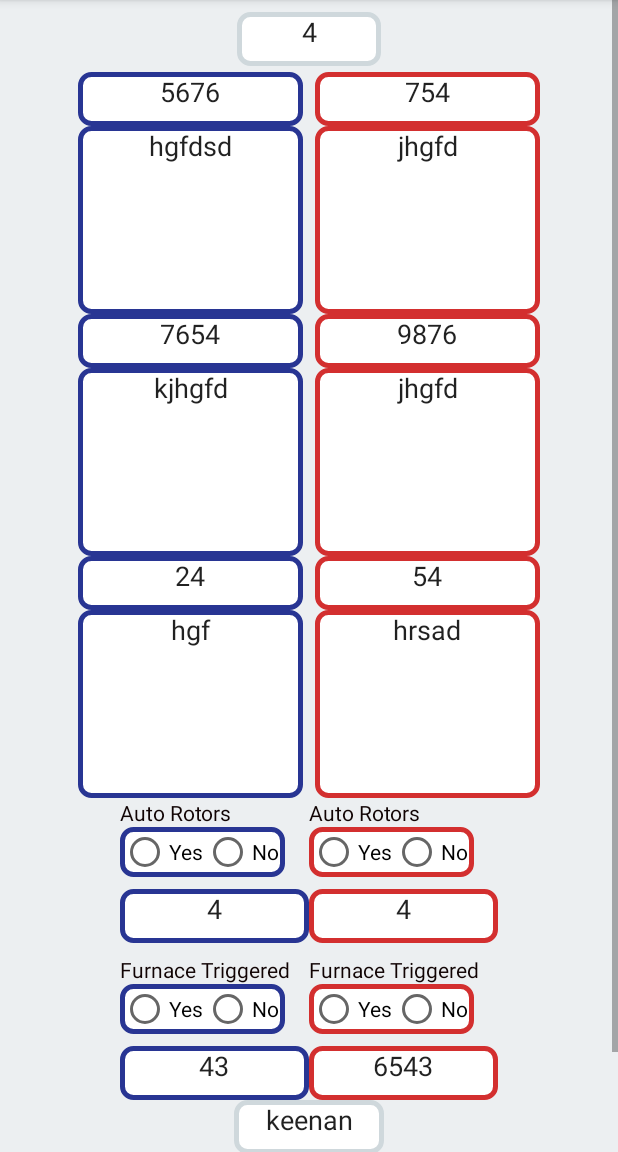
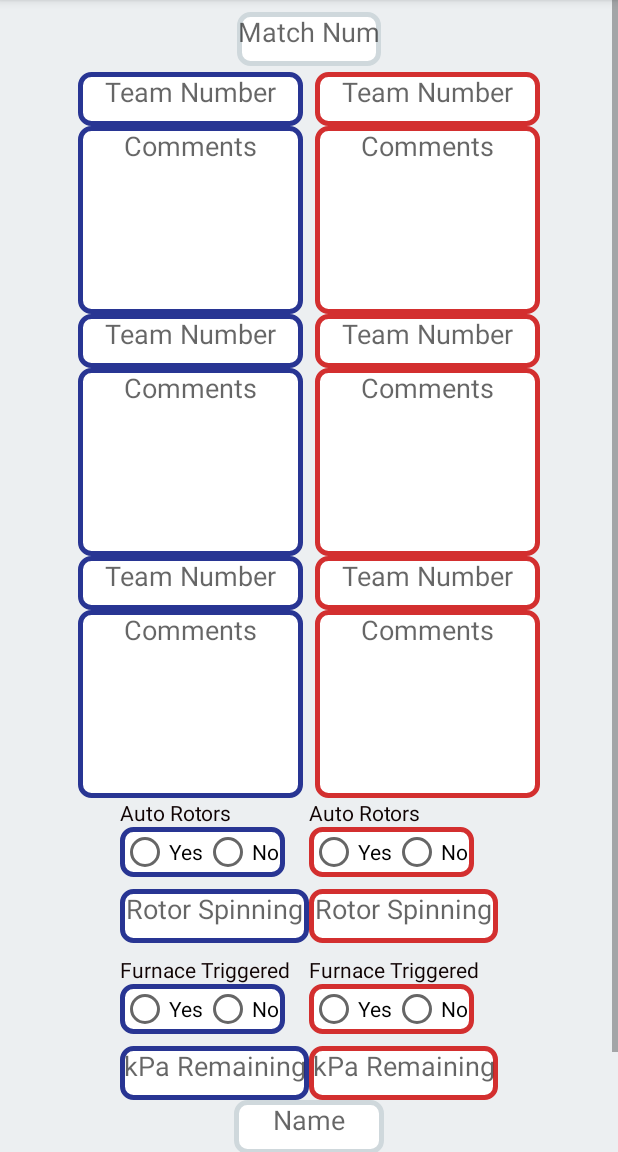
Before and after one commit to Keenan-Ker51/2609Scouting, an Android app: the MentorActivity screen opened directly, with no data from a screen before it, on a phone screen of 412 x 824 dp, the part 84-1236 px from its top. Run offline under Robolectric (Android 15) with nearby library versions, the phone set to English and light mode, and no system bars.

```diff
--- a/app/src/main/res/layout/activity_mentor.xml
+++ b/app/src/main/res/layout/activity_mentor.xml
@@ -24,8 +24,7 @@
                 android:id="@+id/matchNum"
                 android:hint="Match Num"
                 android:inputType="number"
-                android:layout_marginTop="8sp"
-                android:text="4" />
+                android:layout_marginTop="8sp" />
 
             <GridLayout
                 android:layout_width="wrap_content"
@@ -48,8 +47,7 @@
                     android:layout_marginEnd="4sp"
                     android:id="@+id/teamOneNum"
                     android:layout_columnWeight="1"
-                    android:layout_rowWeight="1"
-                    android:text="5676" />
+                    android:layout_rowWeight="1" />
 
                 <EditText
                     android:layout_width="92sp"
@@ -63,8 +61,7 @@
                     android:layout_marginStart="4sp"
                     android:gravity="center_horizontal"
                     android:layout_columnWeight="1"
-                    android:layout_rowWeight="1"
-                    android:text="754" />
+                    android:layout_rowWeight="1" />
 
 
                 <EditText
@@ -78,8 +75,7 @@
                     android:gravity="center_horizontal"
                     android:layout_row="1"
                     android:layout_columnWeight="1"
-                    android:layout_rowWeight="1"
-                    android:text="hgfdsd" />
+                    android:layout_rowWeight="1" />
 
                 <EditText
                     android:layout_width="92sp"
@@ -93,8 +89,7 @@
                     android:id="@+id/teamThreeNum"
                     android:layout_marginEnd="4sp"
                     android:layout_columnWeight="1"
-                    android:layout_rowWeight="1"
-                    android:text="7654" />
+                    android:layout_rowWeight="1" />
 
 
                 <EditText
@@ -108,8 +103,7 @@
                     android:gravity="center_horizontal"
                     android:layout_row="4"
                     android:layout_columnWeight="1"
-                    android:layout_rowWeight="1"
-                    android:text="kjhgfd" />
+                    android:layout_rowWeight="1" />
 
                 <EditText
                     android:layout_width="150sp"
@@ -122,8 +116,7 @@
                     android:gravity="center_horizontal"
                     android:layout_columnWeight="1"
                     android:layout_rowWeight="1"
-                    android:id="@+id/teamFourComments"
-                    android:text="jhgfd" />
+                    android:id="@+id/teamFourComments" />
 
                 <EditText
                     android:layout_width="92sp"
@@ -137,8 +130,7 @@
                     android:layout_marginEnd="4sp"
                     android:id="@+id/teamFiveNum"
                     android:layout_columnWeight="1"
-                    android:layout_rowWeight="1"
-                    android:text="24" />
+                    android:layout_rowWeight="1" />
 
                 <EditText
                     android:layout_width="92sp"
@@ -152,8 +144,7 @@
                     android:layout_marginStart="4sp"
                     android:gravity="center_horizontal"
                     android:layout_columnWeight="1"
-                    android:layout_rowWeight="1"
-                    android:text="54" />
+                    android:layout_rowWeight="1" />
 
 
                 <EditText
@@ -167,22 +158,7 @@
                     android:id="@+id/teamFiveComments"
                     android:layout_row="6"
                     android:layout_columnWeight="1"
-                    android:layout_rowWeight="1"
-                    android:text="hgf" />
-
-                <EditText
-                    android:layout_width="150sp"
-                    android:layout_height="125sp"
-                    android:background="@drawable/background_white_red_outline"
-                    android:layout_column="1"
-                    android:hint="Comments"
-                    android:layout_row="6"
-                    android:layout_marginStart="4sp"
-                    android:gravity="center_horizontal"
-                    android:layout_columnWeight="1"
-                    android:layout_rowWeight="1"
-                    android:id="@+id/teamSixComments"
-                    android:text="hrsad" />
+                    android:layout_rowWeight="1" />
 
                 <EditText
                     android:layout_width="150sp"
@@ -195,8 +171,7 @@
                     android:gravity="center_horizontal"
                     android:layout_columnWeight="1"
                     android:layout_rowWeight="1"
-                    android:id="@+id/teamTwoComments"
-                    android:text="jhgfd" />
+                    android:id="@+id/teamTwoComments" />
 
                 <EditText
                     android:layout_width="92sp"
@@ -210,8 +185,20 @@
                     android:layout_marginStart="4sp"
                     android:gravity="center_horizontal"
                     android:layout_columnWeight="1"
+                    android:layout_rowWeight="1" />
+
+                <EditText
+                    android:layout_width="150sp"
+                    android:layout_height="125sp"
+                    android:background="@drawable/background_white_red_outline"
+                    android:layout_column="1"
+                    android:hint="Comments"
+                    android:layout_row="6"
+                    android:layout_marginStart="4sp"
+                    android:gravity="center_horizontal"
+                    android:layout_columnWeight="1"
                     android:layout_rowWeight="1"
-                    android:text="9876" />
+                    android:id="@+id/teamSixComments" />
             </GridLayout>
 
             <GridLayout
@@ -266,8 +253,7 @@
                     android:inputType="number"
                     android:gravity="center_horizontal"
                     android:hint="Rotor Spinning"
-                    android:layout_marginBottom="8sp"
-                    android:text="4" />
+                    android:layout_marginBottom="8sp" />
 
                 <TextView
                     android:layout_width="wrap_content"
@@ -304,18 +290,6 @@
                         android:id="@+id/furnaceNo"
                         android:onClick="furnaceCheck"/>
                 </RadioGroup>
-
-                <EditText
-                    android:layout_width="126sp"
-                    android:layout_height="36sp"
-                    android:background="@drawable/background_white_outline_blue"
-                    android:hint="kPa Remaining"
-                    android:gravity="center_horizontal"
-                    android:id="@+id/kpaRemainET"
-                    android:layout_column="0"
-                    android:layout_row="5"
-                    android:inputType="number"
-                    android:text="43" />
 
 
                 <TextView
@@ -363,8 +337,7 @@
                     android:inputType="number"
                     android:gravity="center_horizontal"
                     android:hint="Rotor Spinning"
-                    android:layout_marginBottom="8sp"
-                    android:text="4" />
+                    android:layout_marginBottom="8sp" />
 
                 <TextView
                     android:layout_width="wrap_content"
@@ -411,8 +384,18 @@
                     android:id="@+id/redKpaRemainET"
                     android:layout_column="1"
                     android:layout_row="5"
-                    android:inputType="number"
-                    android:text="6543" />
+                    android:inputType="number" />
+
+                <EditText
+                    android:layout_width="126sp"
+                    android:layout_height="36sp"
+                    android:background="@drawable/background_white_outline_blue"
+                    android:hint="kPa Remaining"
+                    android:gravity="center_horizontal"
+                    android:id="@+id/kpaRemainET"
+                    android:layout_column="0"
+                    android:layout_row="5"
+                    android:inputType="number" />
 
             </GridLayout>
 
@@ -427,8 +410,7 @@
                 android:hint="Name"
                 android:layout_marginBottom="8sp"
                 android:layout_below="@+id/endGameGL"
-                android:layout_centerHorizontal="true"
-                android:text="keenan" />
+                android:layout_centerHorizontal="true" />
 
             <Button
                 android:layout_width="96sp"
```
